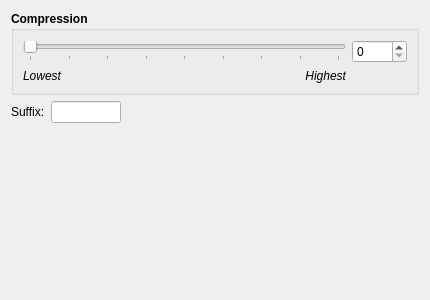
KDE/audex, file widgets/flacwidgetUI.ui: the form before one commit.
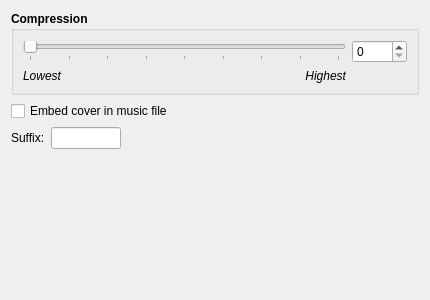
The form after the commit. Custom widgets are drawn as their Qt base class.

The edit to the form file:
```diff
--- a/widgets/flacwidgetUI.ui
+++ b/widgets/flacwidgetUI.ui
@@ -101,7 +101,7 @@
      </layout>
     </widget>
    </item>
-   <item row="1" column="0">
+   <item row="2" column="0">
     <layout class="QHBoxLayout" name="horizontalLayout">
      <item>
       <widget class="QLabel" name="label_suffix">
@@ -147,7 +147,7 @@
      </item>
     </layout>
    </item>
-   <item row="2" column="0">
+   <item row="3" column="0">
     <spacer name="verticalSpacer">
      <property name="orientation">
       <enum>Qt::Vertical</enum>
@@ -160,19 +160,26 @@
      </property>
     </spacer>
    </item>
+   <item row="1" column="0">
+    <widget class="QCheckBox" name="checkBox_embedcover">
+     <property name="text">
+      <string>Embed cover in music file</string>
+     </property>
+    </widget>
+   </item>
   </layout>
  </widget>
  <customwidgets>
-  <customwidget>
-   <class>KIntSpinBox</class>
-   <extends>QSpinBox</extends>
-   <header>knuminput.h</header>
-  </customwidget>
   <customwidget>
    <class>KLineEdit</class>
    <extends>QLineEdit</extends>
    <header>klineedit.h</header>
   </customwidget>
+  <customwidget>
+   <class>KIntSpinBox</class>
+   <extends>QSpinBox</extends>
+   <header>knuminput.h</header>
+  </customwidget>
  </customwidgets>
  <resources/>
  <connections/>
```
